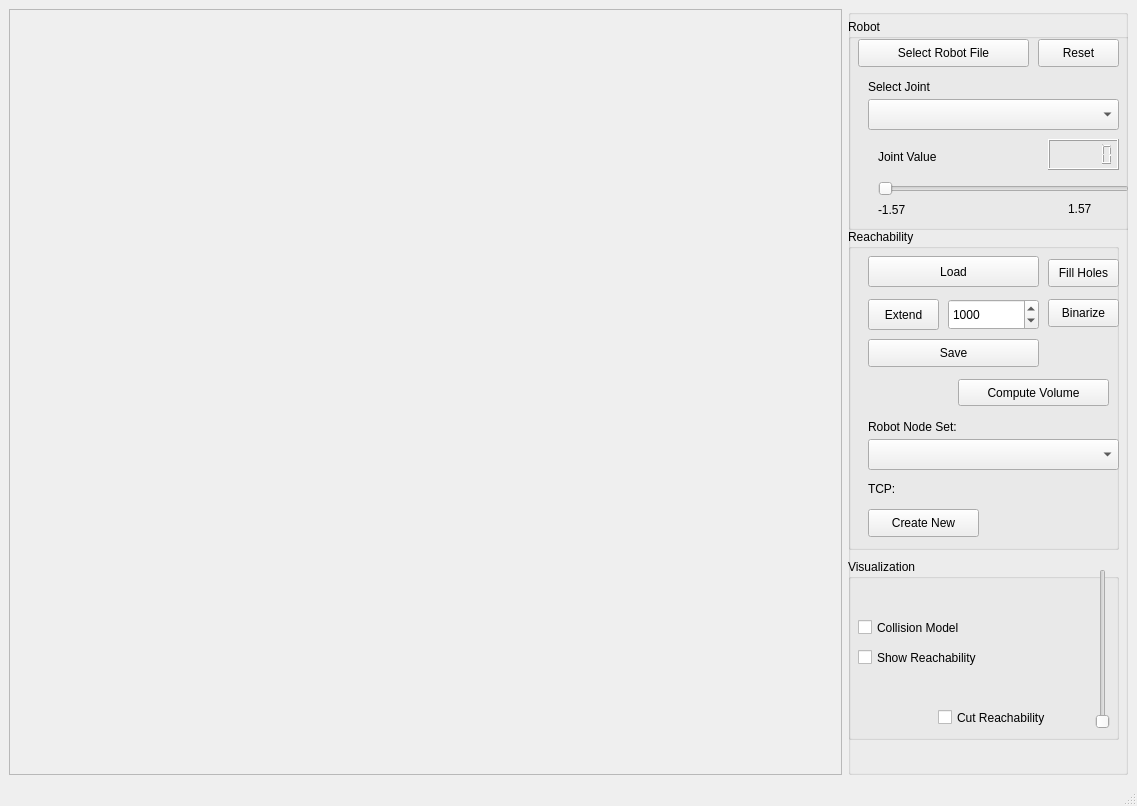
Old version of the form VirtualRobot/examples/reachability/reachabilityScene.ui in the repository softbankrobotics-research/Simox.
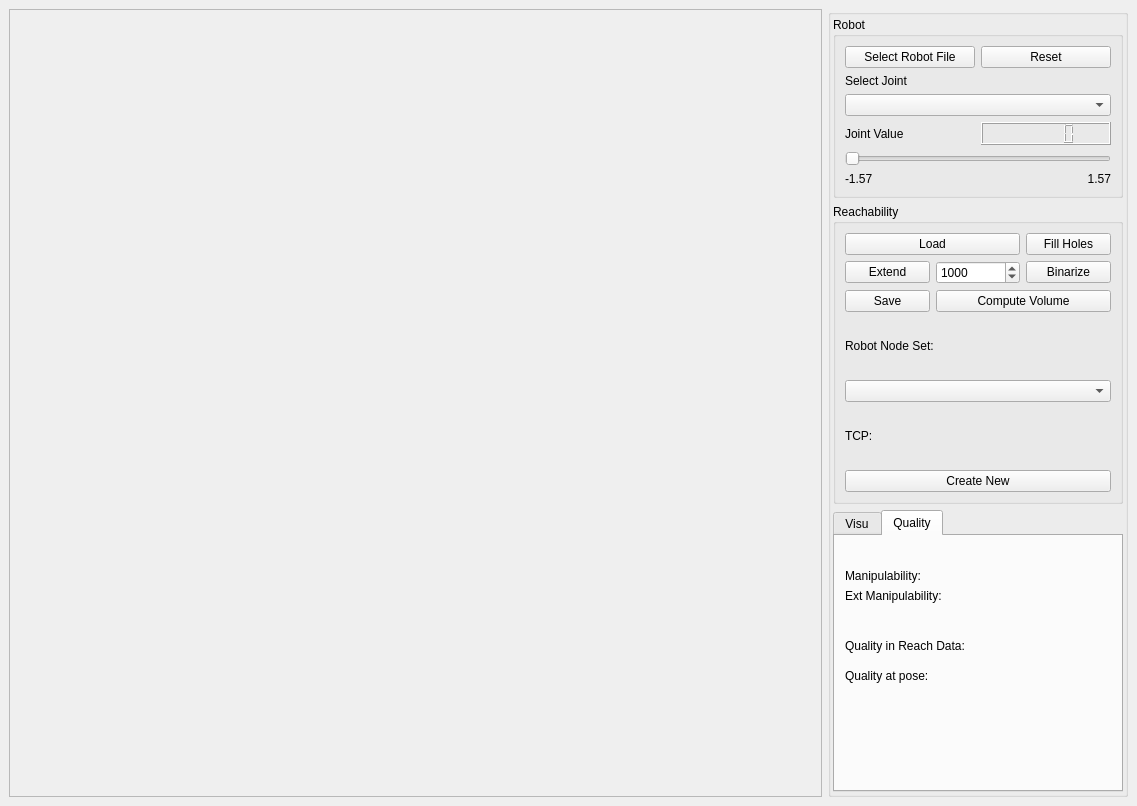
New version of the form.

```diff
--- a/VirtualRobot/examples/reachability/reachabilityScene.ui
+++ b/VirtualRobot/examples/reachability/reachabilityScene.ui
@@ -29,122 +29,147 @@
      <widget class="QGroupBox" name="groupBox">
       <property name="maximumSize">
        <size>
-        <width>280</width>
+        <width>300</width>
         <height>16777215</height>
        </size>
       </property>
       <property name="title">
        <string/>
       </property>
-      <widget class="QGroupBox" name="groupBox_2">
-       <property name="geometry">
-        <rect>
-         <x>0</x>
-         <y>220</y>
-         <width>271</width>
-         <height>321</height>
-        </rect>
+      <layout class="QVBoxLayout" name="verticalLayout">
+       <property name="leftMargin">
+        <number>2</number>
+       </property>
+       <property name="topMargin">
+        <number>2</number>
+       </property>
+       <property name="rightMargin">
+        <number>2</number>
+       </property>
+       <property name="bottomMargin">
+        <number>2</number>
+       </property>
+       <item>
+        <widget class="QGroupBox" name="groupBoxRobot">
+         <property name="title">
+          <string>Robot</string>
+         </property>
+         <layout class="QGridLayout" name="gridLayout_2">
+          <item row="0" column="0">
+           <widget class="QPushButton" name="pushButtonLoad">
+            <property name="text">
+             <string>Select Robot File</string>
+            </property>
+           </widget>
+          </item>
+          <item row="0" column="1">
+           <widget class="QPushButton" name="pushButtonReset">
+            <property name="text">
+             <string>Reset</string>
+            </property>
+           </widget>
+          </item>
+          <item row="1" column="0">
+           <widget class="QLabel" name="label_4">
+            <property name="text">
+             <string>Select Joint</string>
+            </property>
+           </widget>
+          </item>
+          <item row="2" column="0" colspan="2">
+           <widget class="QComboBox" name="comboBoxJoint"/>
+          </item>
+          <item row="3" column="0">
+           <widget class="QLabel" name="label_2">
+            <property name="text">
+             <string>Joint Value</string>
+            </property>
+           </widget>
+          </item>
+          <item row="3" column="1">
+           <widget class="QLCDNumber" name="lcdNumberJointValue">
+            <property name="smallDecimalPoint">
+             <bool>true</bool>
+            </property>
+            <property name="digitCount">
+             <number>5</number>
+            </property>
+            <property name="value" stdset="0">
+             <double>0.000000000000000</double>
+            </property>
+           </widget>
+          </item>
+          <item row="4" column="0" colspan="2">
+           <widget class="QSlider" name="horizontalSliderPos">
+            <property name="maximum">
+             <number>1000</number>
+            </property>
+            <property name="pageStep">
+             <number>50</number>
+            </property>
+            <property name="orientation">
+             <enum>Qt::Horizontal</enum>
+            </property>
+           </widget>
+          </item>
+          <item row="5" column="0">
+           <widget class="QLabel" name="labelMinPos">
+            <property name="text">
+             <string>-1.57</string>
+            </property>
+           </widget>
+          </item>
+          <item row="5" column="1">
+           <widget class="QLabel" name="labelMaxPos">
+            <property name="layoutDirection">
+             <enum>Qt::RightToLeft</enum>
+            </property>
+            <property name="text">
+             <string>1.57</string>
+            </property>
+            <property name="alignment">
+             <set>Qt::AlignRight|Qt::AlignTrailing|Qt::AlignVCenter</set>
+            </property>
+           </widget>
+          </item>
+         </layout>
+        </widget>
+       </item>
+       <item>
+        <widget class="QGroupBox" name="groupBoxReach">
+         <property name="minimumSize">
+          <size>
+           <width>0</width>
+           <height>300</height>
+          </size>
        </property>
        <property name="title">
         <string>Reachability</string>
        </property>
+         <layout class="QGridLayout" name="gridLayout_4">
+          <item row="0" column="0" colspan="2">
        <widget class="QPushButton" name="pushButtonLoadReachability">
-        <property name="geometry">
-         <rect>
-          <x>20</x>
-          <y>27</y>
-          <width>171</width>
-          <height>31</height>
-         </rect>
-        </property>
         <property name="text">
          <string>Load</string>
         </property>
        </widget>
-       <widget class="QPushButton" name="pushButtonCreateReachability">
-        <property name="geometry">
-         <rect>
-          <x>20</x>
-          <y>280</y>
-          <width>111</width>
-          <height>28</height>
-         </rect>
-        </property>
+          </item>
+          <item row="0" column="2">
+           <widget class="QPushButton" name="pushButtonFillHoles">
         <property name="text">
-         <string>Create New</string>
-        </property>
-       </widget>
-       <widget class="QPushButton" name="pushButtonSaveReachability">
-        <property name="geometry">
-         <rect>
-          <x>20</x>
-          <y>110</y>
-          <width>171</width>
-          <height>28</height>
-         </rect>
-        </property>
-        <property name="text">
-         <string>Save</string>
-        </property>
-       </widget>
-       <widget class="QComboBox" name="comboBoxRNS">
-        <property name="geometry">
-         <rect>
-          <x>20</x>
-          <y>210</y>
-          <width>251</width>
-          <height>31</height>
-         </rect>
-        </property>
-       </widget>
-       <widget class="QLabel" name="label">
-        <property name="geometry">
-         <rect>
-          <x>20</x>
-          <y>190</y>
-          <width>141</width>
-          <height>16</height>
-         </rect>
-        </property>
-        <property name="text">
-         <string>Robot Node Set:</string>
-        </property>
-       </widget>
-       <widget class="QLabel" name="labelTCP">
-        <property name="geometry">
-         <rect>
-          <x>20</x>
-          <y>250</y>
-          <width>211</width>
-          <height>20</height>
-         </rect>
-        </property>
-        <property name="text">
-         <string>TCP: &lt;not set&gt;</string>
-        </property>
-       </widget>
+             <string>Fill Holes</string>
+            </property>
+           </widget>
+          </item>
+          <item row="1" column="0">
        <widget class="QPushButton" name="pushButtonExtendReachability">
-        <property name="geometry">
-         <rect>
-          <x>20</x>
-          <y>70</y>
-          <width>71</width>
-          <height>31</height>
-         </rect>
-        </property>
         <property name="text">
          <string>Extend</string>
         </property>
        </widget>
+          </item>
+          <item row="1" column="1">
        <widget class="QSpinBox" name="spinBoxExtend">
-        <property name="geometry">
-         <rect>
-          <x>100</x>
-          <y>70</y>
-          <width>91</width>
-          <height>31</height>
-         </rect>
-        </property>
         <property name="minimum">
          <number>1</number>
         </property>
@@ -155,268 +180,172 @@
          <number>1000</number>
         </property>
        </widget>
-       <widget class="QPushButton" name="pushButtonFillHoles">
-        <property name="geometry">
-         <rect>
-          <x>200</x>
-          <y>30</y>
-          <width>71</width>
-          <height>28</height>
-         </rect>
-        </property>
-        <property name="text">
-         <string>Fill Holes</string>
-        </property>
-       </widget>
+          </item>
+          <item row="1" column="2">
        <widget class="QPushButton" name="pushButtonBinarize">
-        <property name="geometry">
-         <rect>
-          <x>200</x>
-          <y>70</y>
-          <width>71</width>
-          <height>28</height>
-         </rect>
-        </property>
         <property name="text">
          <string>Binarize</string>
         </property>
        </widget>
+          </item>
+          <item row="5" column="0" colspan="3">
+           <widget class="QComboBox" name="comboBoxRNS"/>
+          </item>
+          <item row="6" column="0" colspan="3">
+           <widget class="QLabel" name="labelTCP">
+            <property name="text">
+             <string>TCP: &lt;not set&gt;</string>
+            </property>
+           </widget>
+          </item>
+          <item row="7" column="0" colspan="3">
+           <widget class="QPushButton" name="pushButtonCreateReachability">
+            <property name="text">
+             <string>Create New</string>
+            </property>
+           </widget>
+          </item>
+          <item row="2" column="0">
+           <widget class="QPushButton" name="pushButtonSaveReachability">
+            <property name="text">
+             <string>Save</string>
+            </property>
+           </widget>
+          </item>
+          <item row="2" column="1" colspan="2">
        <widget class="QPushButton" name="pushButtonVolume">
-        <property name="geometry">
-         <rect>
-          <x>110</x>
-          <y>150</y>
-          <width>151</width>
-          <height>27</height>
-         </rect>
-        </property>
         <property name="text">
          <string>Compute Volume</string>
         </property>
        </widget>
-      </widget>
-      <widget class="QGroupBox" name="groupBox_3">
-       <property name="geometry">
-        <rect>
-         <x>0</x>
-         <y>550</y>
-         <width>271</width>
-         <height>181</height>
-        </rect>
-       </property>
-       <property name="title">
-        <string>Visualization</string>
-       </property>
-       <widget class="QCheckBox" name="checkBoxColModel">
-        <property name="geometry">
-         <rect>
-          <x>10</x>
-          <y>60</y>
-          <width>201</width>
-          <height>17</height>
-         </rect>
-        </property>
+          </item>
+          <item row="4" column="0" colspan="2">
+           <widget class="QLabel" name="label">
+            <property name="text">
+             <string>Robot Node Set:</string>
+            </property>
+           </widget>
+          </item>
+         </layout>
+        </widget>
+       </item>
+       <item>
+        <widget class="QTabWidget" name="tabWidget">
+         <property name="currentIndex">
+          <number>1</number>
+         </property>
+         <widget class="QWidget" name="Visu">
+          <attribute name="title">
+           <string>Visu</string>
+          </attribute>
+          <layout class="QGridLayout" name="gridLayout_3">
+           <item row="4" column="0">
+            <widget class="QCheckBox" name="checkBoxReachabilityCut">
         <property name="text">
-         <string>Collision Model</string>
-        </property>
-       </widget>
+              <string>Cut Reachability</string>
+             </property>
+            </widget>
+           </item>
+           <item row="2" column="0">
        <widget class="QCheckBox" name="checkBoxReachabilityVisu">
-        <property name="geometry">
-         <rect>
-          <x>10</x>
-          <y>90</y>
-          <width>201</width>
-          <height>17</height>
-         </rect>
-        </property>
         <property name="text">
          <string>Show Reachability</string>
         </property>
        </widget>
+           </item>
+           <item row="0" column="0">
+            <widget class="QCheckBox" name="checkBoxColModel">
+             <property name="text">
+              <string>Collision Model</string>
+             </property>
+            </widget>
+           </item>
+           <item row="3" column="0">
+            <spacer name="verticalSpacer">
+             <property name="orientation">
+              <enum>Qt::Vertical</enum>
+             </property>
+             <property name="sizeHint" stdset="0">
+              <size>
+               <width>20</width>
+               <height>40</height>
+              </size>
+             </property>
+            </spacer>
+           </item>
+           <item row="3" column="1" rowspan="2">
        <widget class="QSlider" name="sliderCutReach">
-        <property name="geometry">
-         <rect>
-          <x>240</x>
-          <y>10</y>
-          <width>29</width>
-          <height>160</height>
-         </rect>
-        </property>
         <property name="orientation">
          <enum>Qt::Vertical</enum>
         </property>
        </widget>
-       <widget class="QCheckBox" name="checkBoxReachabilityCut">
-        <property name="geometry">
-         <rect>
-          <x>90</x>
-          <y>150</y>
-          <width>151</width>
-          <height>17</height>
-         </rect>
-        </property>
-        <property name="text">
-         <string>Cut Reachability</string>
-        </property>
-       </widget>
-      </widget>
-      <widget class="QGroupBox" name="groupBox_4">
+           </item>
+          </layout>
+         </widget>
+         <widget class="QWidget" name="Reach">
+          <attribute name="title">
+           <string>Quality</string>
+          </attribute>
+          <widget class="QLabel" name="labelManip">
        <property name="geometry">
         <rect>
-         <x>0</x>
-         <y>10</y>
-         <width>281</width>
-         <height>211</height>
-        </rect>
-       </property>
-       <property name="title">
-        <string>Robot</string>
-       </property>
-       <widget class="QComboBox" name="comboBoxJoint">
-        <property name="geometry">
-         <rect>
-          <x>20</x>
-          <y>80</y>
-          <width>251</width>
-          <height>31</height>
-         </rect>
-        </property>
-       </widget>
-       <widget class="QLabel" name="label_4">
-        <property name="geometry">
-         <rect>
-          <x>20</x>
-          <y>60</y>
-          <width>131</width>
-          <height>16</height>
-         </rect>
-        </property>
+             <x>10</x>
+             <y>30</y>
+             <width>261</width>
+             <height>20</height>
+            </rect>
+           </property>
         <property name="text">
-         <string>Select Joint</string>
-        </property>
-       </widget>
-       <widget class="QPushButton" name="pushButtonLoad">
+            <string>Manipulability:</string>
+           </property>
+          </widget>
+          <widget class="QLabel" name="labelExtManip">
         <property name="geometry">
          <rect>
           <x>10</x>
-          <y>20</y>
-          <width>171</width>
-          <height>28</height>
+             <y>50</y>
+             <width>261</width>
+             <height>20</height>
          </rect>
         </property>
         <property name="text">
-         <string>Select Robot File</string>
-        </property>
-       </widget>
-       <widget class="QLabel" name="labelMaxPos">
+            <string>Ext Manipulability:</string>
+           </property>
+          </widget>
+          <widget class="QLabel" name="labelWSData">
         <property name="geometry">
          <rect>
-          <x>220</x>
-          <y>180</y>
-          <width>61</width>
+             <x>10</x>
+             <y>100</y>
+             <width>261</width>
           <height>20</height>
          </rect>
         </property>
-        <property name="layoutDirection">
-         <enum>Qt::RightToLeft</enum>
-        </property>
         <property name="text">
-         <string>1.57</string>
-        </property>
-       </widget>
-       <widget class="QLCDNumber" name="lcdNumberJointValue">
+            <string>Quality in Reach Data:</string>
+           </property>
+          </widget>
+          <widget class="QLabel" name="labelPose">
         <property name="geometry">
          <rect>
-          <x>200</x>
-          <y>120</y>
-          <width>71</width>
-          <height>31</height>
-         </rect>
-        </property>
-        <property name="smallDecimalPoint">
-         <bool>true</bool>
-        </property>
-        <property name="digitCount">
-         <number>5</number>
-        </property>
-        <property name="value" stdset="0">
-         <double>0.000000000000000</double>
-        </property>
-       </widget>
-       <widget class="QLabel" name="label_2">
-        <property name="geometry">
-         <rect>
-          <x>30</x>
+             <x>10</x>
           <y>130</y>
-          <width>81</width>
-          <height>16</height>
-         </rect>
-        </property>
-        <property name="text">
-         <string>Joint Value</string>
-        </property>
-       </widget>
-       <widget class="QLabel" name="labelMinPos">
-        <property name="geometry">
-         <rect>
-          <x>30</x>
-          <y>180</y>
-          <width>91</width>
-          <height>21</height>
-         </rect>
-        </property>
-        <property name="text">
-         <string>-1.57</string>
-        </property>
-       </widget>
-       <widget class="QSlider" name="horizontalSliderPos">
-        <property name="geometry">
-         <rect>
-          <x>30</x>
-          <y>160</y>
-          <width>251</width>
+             <width>261</width>
           <height>20</height>
          </rect>
         </property>
-        <property name="maximum">
-         <number>1000</number>
-        </property>
-        <property name="pageStep">
-         <number>50</number>
-        </property>
-        <property name="orientation">
-         <enum>Qt::Horizontal</enum>
-        </property>
-       </widget>
-      </widget>
-      <widget class="QPushButton" name="pushButtonReset">
-       <property name="geometry">
-        <rect>
-         <x>190</x>
-         <y>30</y>
-         <width>81</width>
-         <height>28</height>
-        </rect>
-       </property>
        <property name="text">
-        <string>Reset</string>
+            <string>Quality at pose:</string>
        </property>
       </widget>
      </widget>
+        </widget>
     </item>
    </layout>
   </widget>
-  <widget class="QMenuBar" name="menubar">
-   <property name="geometry">
-    <rect>
-     <x>0</x>
-     <y>0</y>
-     <width>1137</width>
-     <height>25</height>
-    </rect>
-   </property>
+    </item>
+   </layout>
   </widget>
-  <widget class="QStatusBar" name="statusbar"/>
  </widget>
  <resources/>
  <connections/>
```
Lines whose indentation alone changed are shown as unchanged.
